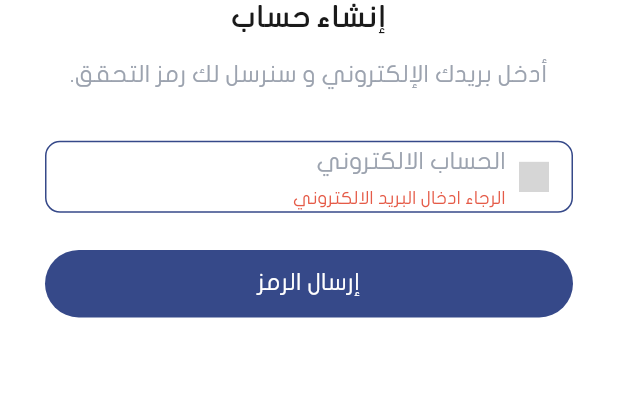
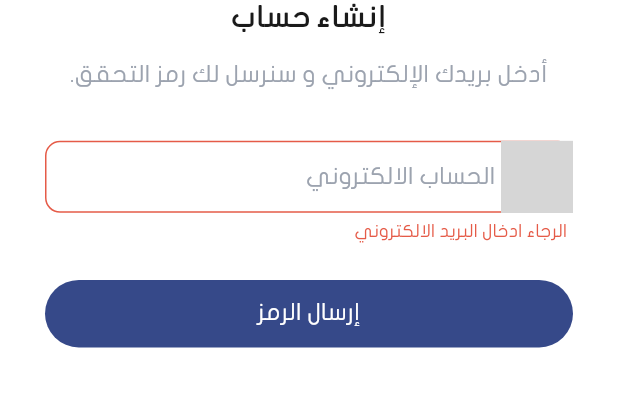
Before and after one commit to odaibishr/doctor_booking_system_with_ai, a Flutter app: the EmailInput screen opened by its route, after a tap on "إرسال الرمز", on a phone screen of 412 x 824 dp, the part 453-860 px from its top. Run offline on Flutter 3.47's test engine with Material 3 defaults, Android fonts, the phone set to English and light mode, and no system bars; our stand-ins replace carousel_slider, date_field, dio, dropdown_button2, go_router, image_picker and 1 more; missing offline and left inert: data_connection_checker_tv, social_auth_buttons, svg_flutter; grey boxes are pictures that could not be loaded.

Commit message:
edite the Main_TextField(error message)

```diff
--- a/lib/core/widgets/main_input_field.dart
+++ b/lib/core/widgets/main_input_field.dart
@@ -27,19 +27,20 @@ class MainInputField extends StatelessWidget {
 
   @override
   Widget build(BuildContext context) {
-    return Container(
+    return TextFormField(
 
-      width: double.infinity,
-      height: 48,
-      padding: const EdgeInsets.symmetric(horizontal: 15,),
-      decoration: BoxDecoration(
-        border: Border.all(color: AppColors.primary),
-        borderRadius: BorderRadius.circular(10),
+      keyboardType:(is_number==true)?TextInputType.numberWithOptions():TextInputType.text,
+      validator: validator,
+      textAlignVertical: TextAlignVertical.center,
+      cursorColor: AppColors.gray400,
+      decoration: InputDecoration(
+        isCollapsed: true,
+        contentPadding: EdgeInsets.zero,
+        hintText: hintText,
+        hintStyle: FontStyles.subTitle2.copyWith(
+          color: AppColors.gray400,
         ),
-      child: Row(
-        crossAxisAlignment: CrossAxisAlignment.center,
-        children: [
-          isShowRightIcon
+        prefixIcon: isShowRightIcon
         ? SvgPicture.asset(
             leftIconPath,
             width: 20,
@@ -51,31 +52,7 @@ class MainInputField extends StatelessWidget {
             ),
           )
         : const SizedBox.shrink(),
-
-          const SizedBox(width: 5),
-          Expanded(
-            child: TextFormField(
-              keyboardType:(is_number==true)?TextInputType.numberWithOptions():TextInputType.text,
-              validator: validator,
-              textAlignVertical: TextAlignVertical.center,
-              cursorColor: AppColors.gray400,
-              decoration: InputDecoration(
-                isCollapsed: true,
-                border: InputBorder.none,
-                focusedBorder: InputBorder.none,
-                enabledBorder: InputBorder.none,
-                errorBorder: InputBorder.none,
-                disabledBorder: InputBorder.none,
-                contentPadding: EdgeInsets.zero,
-                hintText: hintText,
-                hintStyle: FontStyles.subTitle2.copyWith(
-                  color: AppColors.gray400,
-                ),
-              ),
-            ),
-          ),
-
-          isShowLeftIcon
+        suffixIcon: isShowLeftIcon
         ? SvgPicture.asset(
 
             rightIconPath,
@@ -88,7 +65,16 @@ class MainInputField extends StatelessWidget {
             ),
           )
         : const SizedBox.shrink(),
-        ],
+        border: OutlineInputBorder(borderRadius: BorderRadius.circular(25)),
+        enabledBorder: OutlineInputBorder(
+          borderRadius: BorderRadius.circular(10),
+          borderSide: BorderSide(color: AppColors.primary),
+        ),
+        focusedBorder: OutlineInputBorder(
+          borderRadius: BorderRadius.circular(11),
+          borderSide: BorderSide(color: AppColors.primary, width: 1),
+        ),
+
       ),
     );
   }
--- a/lib/core/widgets/password_input_feild.dart
+++ b/lib/core/widgets/password_input_feild.dart
@@ -55,7 +55,7 @@ class _PasswordFieldState extends State<PasswordField> {
           padding: const EdgeInsets.only(right: 4),
           child: Icon(
             Icons.lock_outline_rounded,
-            color: AppColors.gray400,
+            color: AppColors.primary,
             size: 22,
           ),
         ),
@@ -70,7 +70,7 @@ class _PasswordFieldState extends State<PasswordField> {
           borderSide: BorderSide(color: AppColors.primary, width: 1),
         ),
         contentPadding: const EdgeInsets.symmetric(
-          horizontal: 1410,
+          horizontal: 14,
           vertical: 12,
         ),
       ),
```
Lines whose indentation alone changed are shown as unchanged.
